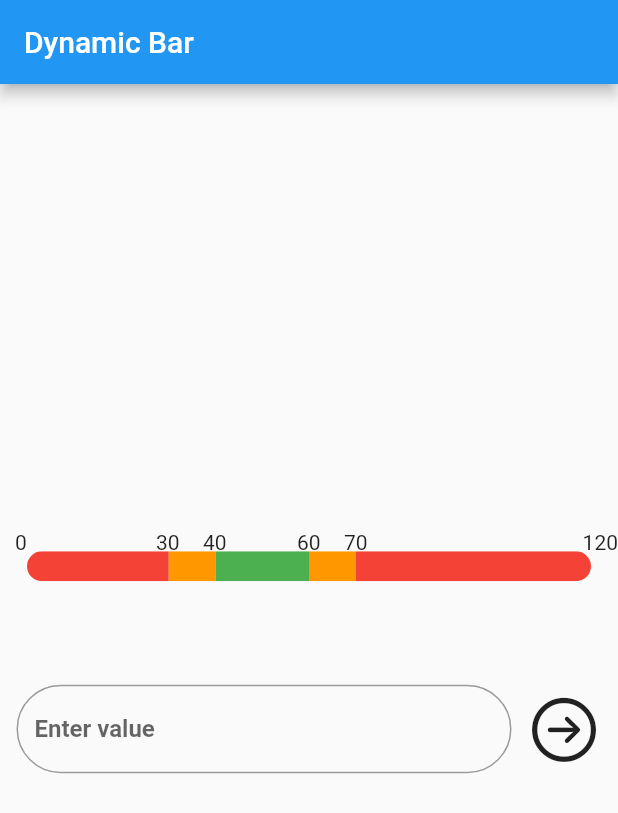
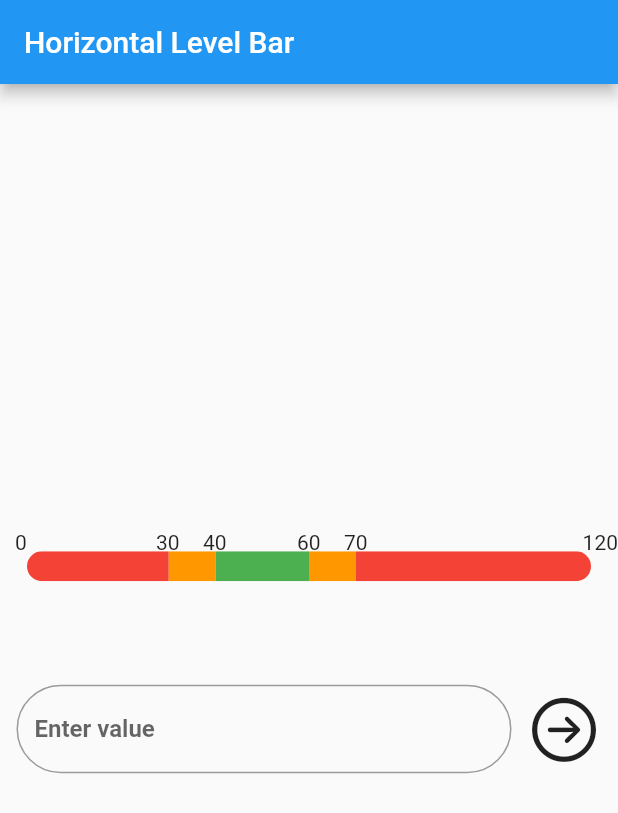
Before and after one commit to deepaksntiwari/horizontal_SegmentedBar_NeoDocs, a Flutter app: the screen it shows after launch, on a phone screen of 412 x 824 dp. Shown: the top 813 px of the screen. Run offline on Flutter 3.47's test engine with Material 2 defaults, Android fonts, the phone set to English and light mode, and no system bars; our stand-ins replace flutter_bloc.

```diff
--- /dev/null
+++ b/lib/Constants.dart
@@ -0,0 +1,13 @@
+import 'package:flutter/material.dart';
+import 'package:horizontal_segmentedbar_neodocs/data/models/section_data.dart';
+
+class Constants {
+  static final List<SectionData> data = [
+    SectionData(start: 0, end: 30, color: Colors.red, meaning: "Dangerous"),
+    SectionData(start: 30, end: 40, color: Colors.orange, meaning: "Moderate"),
+    SectionData(start: 40, end: 60, color: Colors.green, meaning: "Ideal"),
+    SectionData(start: 60, end: 70, color: Colors.orange, meaning: "Moderate"),
+    SectionData(start: 70, end: 120, color: Colors.red, meaning: "Dangerous"),
+  ];
+  static final totalRange = data.last.end - data.first.start;
+}
--- a/lib/blocs/horizontal_bar/horizontal_bar_state.dart
+++ b/lib/blocs/horizontal_bar/horizontal_bar_state.dart
@@ -12,5 +12,7 @@ class HorizontalBarInvalidValueState extends HorizontalBarState {
 class HorizontalBarPlotBarState extends HorizontalBarState {
   final double pointerPosition;
   final int pointerValue;
-  HorizontalBarPlotBarState(this.pointerPosition, this.pointerValue);
+  final bool isPointerHovering;
+  HorizontalBarPlotBarState(
+      this.pointerPosition, this.pointerValue, this.isPointerHovering);
 }
--- a/lib/screens/horizontal_bar.dart
+++ b/lib/screens/horizontal_bar.dart
@@ -1,31 +1,23 @@
 import 'package:flutter/cupertino.dart';
 import 'package:flutter/material.dart';
 import 'package:flutter_bloc/flutter_bloc.dart';
+import 'package:horizontal_segmentedbar_neodocs/Constants.dart';
 import 'package:horizontal_segmentedbar_neodocs/blocs/horizontal_bar/horizontal_bar_bloc.dart';
 import 'package:horizontal_segmentedbar_neodocs/blocs/horizontal_bar/horizontal_bar_event.dart';
 import 'package:horizontal_segmentedbar_neodocs/blocs/horizontal_bar/horizontal_bar_state.dart';
-import 'package:horizontal_segmentedbar_neodocs/data/models/section_data.dart';
+import 'package:horizontal_segmentedbar_neodocs/screens/widgets/pointer_widget.dart';
 import 'package:horizontal_segmentedbar_neodocs/screens/widgets/sections_widget.dart';
 
 class BarWithData extends StatelessWidget {
-  final List<SectionData> data = [
-    SectionData(start: 0, end: 30, color: Colors.red, meaning: "Dangerous"),
-    SectionData(start: 30, end: 40, color: Colors.orange, meaning: "Moderate"),
-    SectionData(start: 40, end: 60, color: Colors.green, meaning: "Ideal"),
-    SectionData(start: 60, end: 70, color: Colors.orange, meaning: "Moderate"),
-    SectionData(start: 70, end: 120, color: Colors.red, meaning: "Dangerous"),
-  ];
-
   final TextEditingController _textFieldController = TextEditingController();
   @override
   Widget build(BuildContext context) {
-    final totalRange = data.last.end - data.first.start;
     double totalWidth = MediaQuery.of(context).size.width -
         36; // Total available width for the bar graph
 
     return Scaffold(
       appBar: AppBar(
-        title: const Text('Dynamic Bar'),
+        title: const Text('Horizontal Level Bar'),
       ),
       body: Column(
         mainAxisAlignment: MainAxisAlignment.center,
@@ -38,15 +30,16 @@ class BarWithData extends StatelessWidget {
                   padding:
                       const EdgeInsets.only(left: 18.0, right: 18.0, top: 14.0),
                   child: Sections(
-                    data: data,
-                    totalRange: totalRange,
+                    data: Constants.data,
+                    totalRange: Constants.totalRange,
                     totalWidth: totalWidth,
                   ),
                 ),
-                for (var barData in data)
+                for (var barData in Constants.data)
                   Positioned(
                     top: 0,
-                    left: (barData.start * totalWidth / totalRange) + 10,
+                    left: (barData.start * totalWidth / Constants.totalRange) +
+                        10,
                     child: Text(
                       '${barData.start}',
                       textAlign: TextAlign.center,
@@ -55,29 +48,9 @@ class BarWithData extends StatelessWidget {
                 Positioned(
                   right: 0,
                   top: 0,
-                  child: Text("${data.last.end}"),
+                  child: Text("${Constants.data.last.end}"),
                 ),
-                BlocBuilder<HorizontalBarBloc, HorizontalBarState>(
-                  builder: (context, state) {
-                    if (state is HorizontalBarPlotBarState) {
-                      return Row(
-                        children: [
-                          SizedBox(
-                            width: state.pointerPosition,
-                          ),
-                          Column(
-                            children: [
-                              const Expanded(child: SizedBox()),
-                              const Icon(CupertinoIcons.triangle_fill),
-                              Text(state.pointerValue.toString())
-                            ],
-                          ),
-                        ],
-                      );
-                    }
-                    return SizedBox();
-                  },
-                )
+                PointerWidget(),
               ],
             ),
           ),
@@ -88,7 +61,7 @@ class BarWithData extends StatelessWidget {
               Color textColor = Colors.black;
               if (state is HorizontalBarPlotBarState) {
                 int enteredValue = state.pointerValue;
-                for (var sectionData in data) {
+                for (var sectionData in Constants.data) {
                   if (enteredValue >= sectionData.start &&
                       enteredValue <= sectionData.end) {
                     meaning = sectionData.meaning;
@@ -104,11 +77,11 @@ class BarWithData extends StatelessWidget {
                   children: [
                     if (meaning.isNotEmpty)
                       Padding(
-                        padding: const EdgeInsets.all(28.0),
+                        padding: const EdgeInsets.only(bottom: 50.0),
                         child: Text(
                           "Your level is: $meaning",
                           style: TextStyle(
-                              fontSize: 30,
+                              fontSize: 20,
                               fontWeight: FontWeight.bold,
                               color: textColor),
                         ),
@@ -122,8 +95,11 @@ class BarWithData extends StatelessWidget {
                             onChanged: (value) =>
                                 BlocProvider.of<HorizontalBarBloc>(context).add(
                                     HorizontalBarOnValueChangeEvent(
-                                        int.parse(_textFieldController.text),
-                                        totalRange,
+                                        _textFieldController.text.isNotEmpty
+                                            ? int.parse(
+                                                _textFieldController.text)
+                                            : 0,
+                                        Constants.totalRange,
                                         totalWidth)),
                             controller: _textFieldController,
                             keyboardType: TextInputType.number,
@@ -142,7 +118,7 @@ class BarWithData extends StatelessWidget {
                                 : BlocProvider.of<HorizontalBarBloc>(context)
                                     .add(HorizontalBarValueSubmitEvent(
                                         int.parse(_textFieldController.text),
-                                        totalRange,
+                                        Constants.totalRange,
                                         totalWidth)),
                             child: const Icon(
                               CupertinoIcons.arrow_right_circle,
```
Also changed, not shown: lib/blocs/horizontal_bar/horizontal_bar_bloc.dart (+5 -3 lines), lib/screens/widgets/pointer_widget.dart (added, +85 -0 lines).
